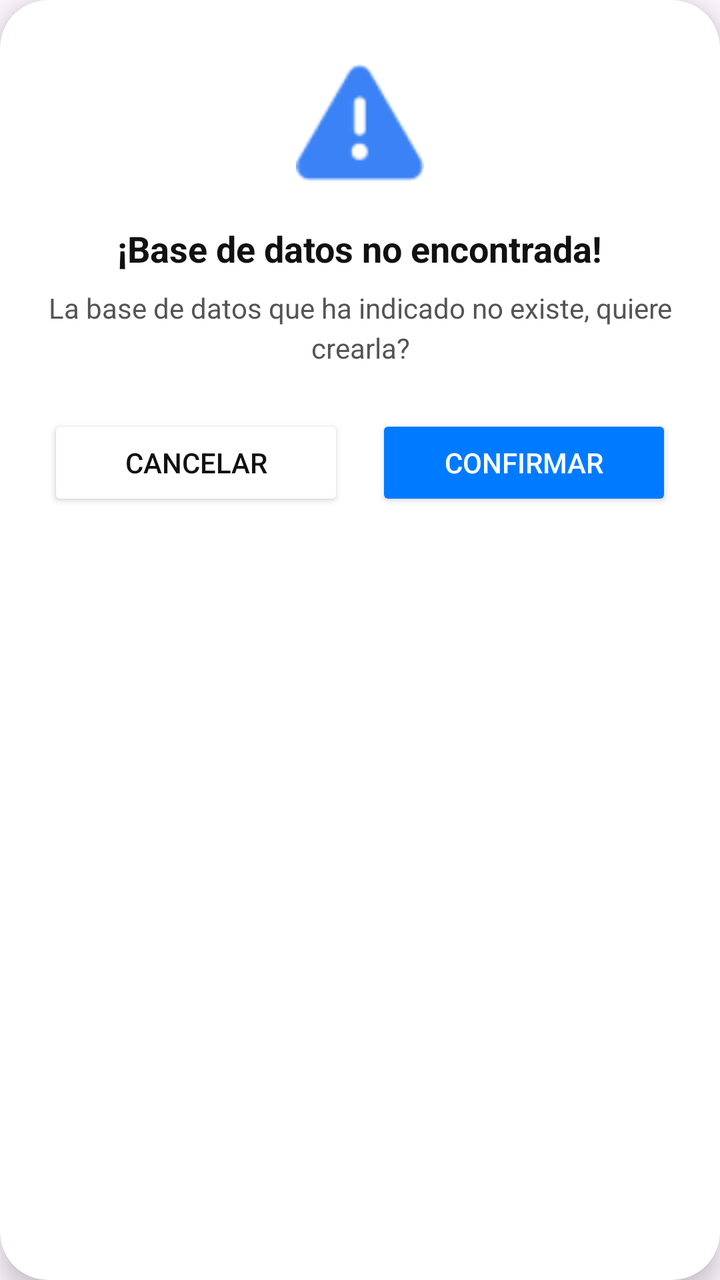
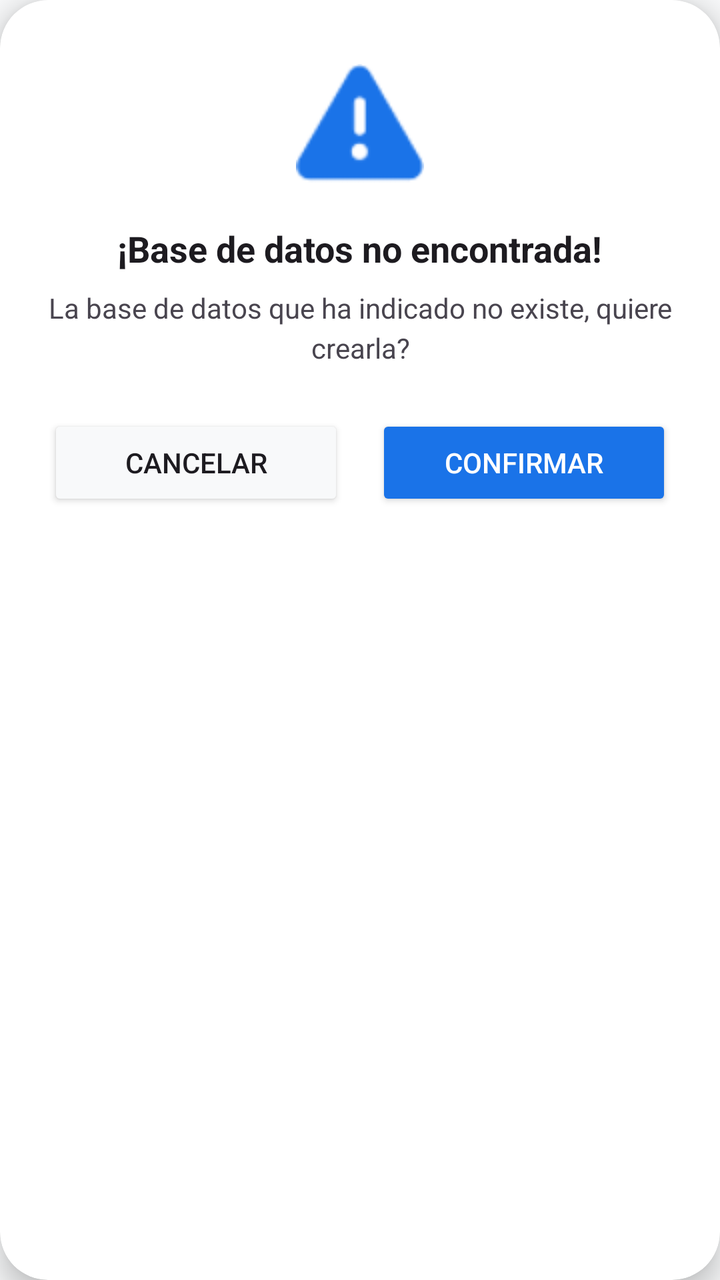

Compare the two renders of this Android layout. The source of the first and the diff that turns it into the second are given below.
<!-- AndroidManifest.xml: application theme Theme.Gester -->
<!-- res/layout/dialog_confirmacion.xml -->
<?xml version="1.0" encoding="utf-8"?>
<androidx.cardview.widget.CardView
    xmlns:android="http://schemas.android.com/apk/res/android"
    xmlns:app="http://schemas.android.com/apk/res-auto"
    android:layout_width="match_parent"
    android:layout_height="wrap_content"
    android:layout_margin="16dp"
    app:cardCornerRadius="24dp"
    app:cardElevation="8dp"
    app:cardBackgroundColor="@android:color/white">

    <androidx.constraintlayout.widget.ConstraintLayout
        android:layout_width="match_parent"
        android:layout_height="wrap_content"
        android:padding="24dp">

        <ImageView
            android:id="@+id/ivIconoAlerta"
            android:layout_width="64dp"
            android:layout_height="64dp"
            android:layout_marginTop="8dp"
            android:src="@android:drawable/ic_dialog_alert"
            app:tint="#3B82F6"
            app:layout_constraintTop_toTopOf="parent"
            app:layout_constraintStart_toStartOf="parent"
            app:layout_constraintEnd_toEndOf="parent" />

        <TextView
            android:id="@+id/tvTitulo"
            android:layout_width="wrap_content"
            android:layout_height="wrap_content"
            android:layout_marginTop="16dp"
            android:text="¡Base de datos no encontrada!"
            android:textColor="#111111"
            android:textSize="18sp"
            android:textStyle="bold"
            app:layout_constraintTop_toBottomOf="@id/ivIconoAlerta"
            app:layout_constraintStart_toStartOf="parent"
            app:layout_constraintEnd_toEndOf="parent" />

        <TextView
            android:id="@+id/tvMensaje"
            android:layout_width="0dp"
            android:layout_height="wrap_content"
            android:layout_marginTop="8dp"
            android:text="La base de datos que ha indicado no existe, quiere crearla?"
            android:textColor="#555555"
            android:textSize="14sp"
            android:gravity="center"
            android:lineSpacingMultiplier="1.2"
            app:layout_constraintTop_toBottomOf="@id/tvTitulo"
            app:layout_constraintStart_toStartOf="parent"
            app:layout_constraintEnd_toEndOf="parent" />

        <LinearLayout
            android:layout_width="match_parent"
            android:layout_height="wrap_content"
            android:layout_marginTop="24dp"
            android:orientation="horizontal"
            app:layout_constraintTop_toBottomOf="@id/tvMensaje"
            app:layout_constraintStart_toStartOf="parent"
            app:layout_constraintEnd_toEndOf="parent">

            <androidx.appcompat.widget.AppCompatButton
                android:id="@+id/btnNo"
                android:layout_width="0dp"
                android:layout_height="48dp"
                android:layout_weight="1"
                android:layout_marginEnd="8dp"
                android:textColor="#111111"
                android:text="Cancelar"
                android:backgroundTint="@android:color/white" />

            <androidx.appcompat.widget.AppCompatButton
                android:id="@+id/btnSi"
                android:layout_width="0dp"
                android:layout_height="48dp"
                android:layout_weight="1"
                android:layout_marginStart="8dp"
                android:text="Confirmar"
                android:textColor="@android:color/white"
                android:backgroundTint="#007BFF" />

        </LinearLayout>
    </androidx.constraintlayout.widget.ConstraintLayout>
</androidx.cardview.widget.CardView>
<!-- resources referenced by this layout -->
<resources>
  <style name="Theme.Gester" parent="Base.Theme.Gester" />
  <style name="Base.Theme.Gester" parent="Theme.Material3.DayNight.NoActionBar">
          
          
      </style>
</resources>

<!-- the commit's change to res/layout/dialog_confirmacion.xml (unified diff, before → after) -->
@@ -7,7 +7,7 @@
     android:layout_margin="16dp"
     app:cardCornerRadius="24dp"
     app:cardElevation="8dp"
-    app:cardBackgroundColor="@android:color/white">
+    app:cardBackgroundColor="?attr/colorContainer" >
 
     <androidx.constraintlayout.widget.ConstraintLayout
         android:layout_width="match_parent"
@@ -20,7 +20,7 @@
             android:layout_height="64dp"
             android:layout_marginTop="8dp"
             android:src="@android:drawable/ic_dialog_alert"
-            app:tint="#3B82F6"
+            app:tint="?attr/colorPrimary"
             app:layout_constraintTop_toTopOf="parent"
             app:layout_constraintStart_toStartOf="parent"
             app:layout_constraintEnd_toEndOf="parent" />
@@ -31,7 +31,7 @@
             android:layout_height="wrap_content"
             android:layout_marginTop="16dp"
             android:text="¡Base de datos no encontrada!"
-            android:textColor="#111111"
+            android:textColor="?android:attr/textColorPrimary"
             android:textSize="18sp"
             android:textStyle="bold"
             app:layout_constraintTop_toBottomOf="@id/ivIconoAlerta"
@@ -44,7 +44,7 @@
             android:layout_height="wrap_content"
             android:layout_marginTop="8dp"
             android:text="La base de datos que ha indicado no existe, quiere crearla?"
-            android:textColor="#555555"
+            android:textColor="?android:attr/textColorSecondary"
             android:textSize="14sp"
             android:gravity="center"
             android:lineSpacingMultiplier="1.2"
@@ -67,9 +67,9 @@
                 android:layout_height="48dp"
                 android:layout_weight="1"
                 android:layout_marginEnd="8dp"
-                android:textColor="#111111"
+                android:textColor="?android:attr/textColorPrimary"
                 android:text="Cancelar"
-                android:backgroundTint="@android:color/white" />
+                android:backgroundTint="?android:attr/windowBackground" />
 
             <androidx.appcompat.widget.AppCompatButton
                 android:id="@+id/btnSi"
@@ -79,7 +79,7 @@
                 android:layout_marginStart="8dp"
                 android:text="Confirmar"
                 android:textColor="@android:color/white"
-                android:backgroundTint="#007BFF" />
+                android:backgroundTint="?attr/colorPrimary" />
 
         </LinearLayout>
     </androidx.constraintlayout.widget.ConstraintLayout>
<!-- resource entries referenced after the edit -->
@@ -1,9 +1,12 @@
 <!-- resources referenced by this layout -->
 <resources>
-  <style name="Theme.Gester" parent="Base.Theme.Gester" />
+  <style name="Theme.Gester" parent="Base.Theme.Gester">
+          <item name="itemActiveIndicatorStyle">@style/CustomActiveIndicator</item>
+      </style>
   <style name="Base.Theme.Gester" parent="Theme.Material3.DayNight.NoActionBar">
-          
-          
+          <item name="colorPrimary">#1A73E8</item> <item name="android:windowBackground">#F8F9FA</item> <item name="colorContainer">#FFFFFF</item> </style>
+  <style name="CustomActiveIndicator" parent="">
+          <item name="android:color">@android:color/transparent</item>
       </style>
 </resources>
 
